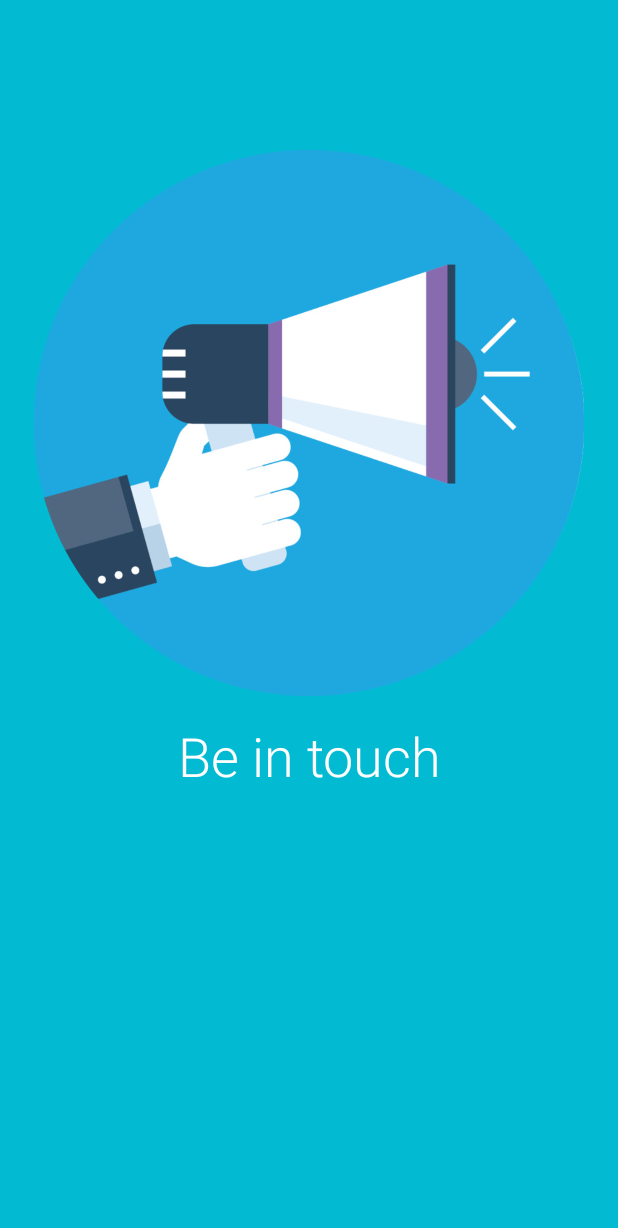
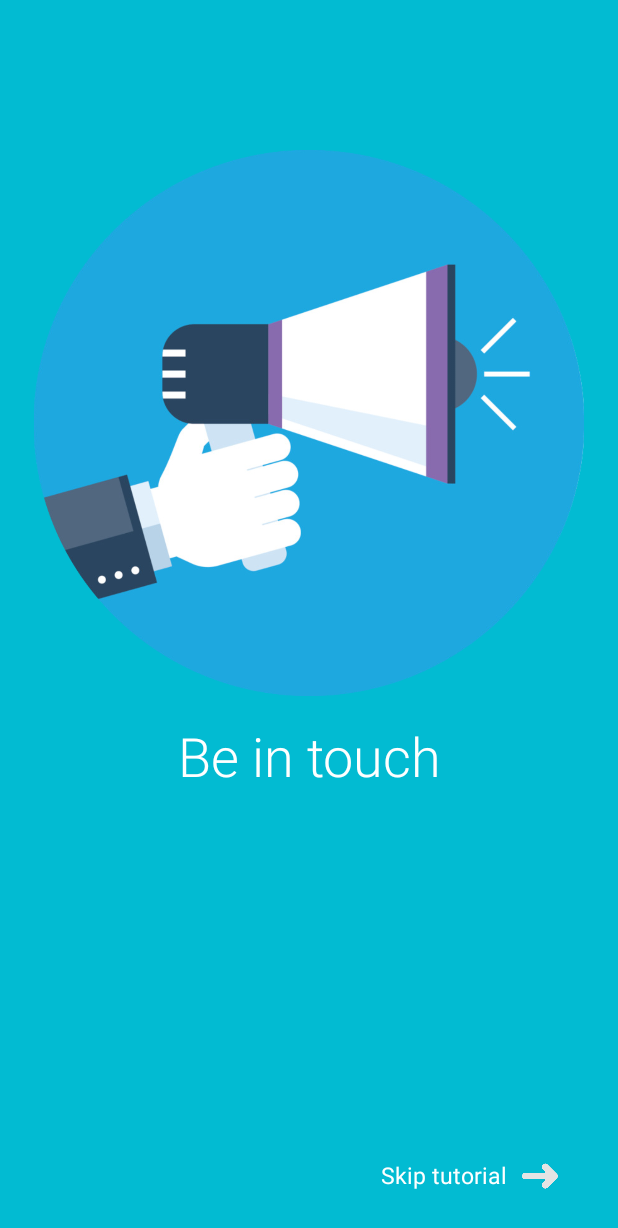
Before and after one commit to sarjona98/ASM_P2, an Android app: the screen it shows after launch (TutorialActivity), on a phone screen of 412 x 824 dp. Shown: the top 1228 px of the screen. Run offline under Robolectric (Android 15) with nearby library versions, the phone set to English and light mode, and no system bars.

Commit message:
afegir funcionalitat Skip Tutorial

```diff
--- a/app/src/main/java/cat/urv/deim/asm/p2/common/TutorialActivity.java
+++ b/app/src/main/java/cat/urv/deim/asm/p2/common/TutorialActivity.java
@@ -6,7 +6,15 @@ import androidx.fragment.app.FragmentManager;
 import androidx.fragment.app.FragmentPagerAdapter;
 import androidx.viewpager.widget.PagerAdapter;
 import androidx.viewpager.widget.ViewPager;
+
+import android.content.Intent;
 import android.os.Bundle;
+import android.view.View;
+import android.widget.Button;
+import android.widget.ImageView;
+import android.widget.TextView;
+
+import cat.urv.deim.asm.p2.common.ui.login.LoginActivity;
 
 public class TutorialActivity extends FragmentActivity {
     /**
@@ -32,6 +40,25 @@ public class TutorialActivity extends FragmentActivity {
          */
         PagerAdapter pagerAdapter = new ScreenSlidePagerAdapter(getSupportFragmentManager());
         mPager.setAdapter(pagerAdapter);
+
+        final TextView skip_tutorial1 = findViewById(R.id.textSkipTutorial);
+        final ImageView skip_tutorial2 = findViewById(R.id.ivSkipTutorial);
+
+        skip_tutorial1.setOnClickListener(new View.OnClickListener() {
+            @Override
+            public void onClick(View v) {
+                Intent intent = new Intent(TutorialActivity.this, LoginActivity.class); // redirecting to LoginActivity.
+                startActivity(intent);
+            }
+        });
+
+        skip_tutorial2.setOnClickListener(new View.OnClickListener() {
+            @Override
+            public void onClick(View v) {
+                Intent intent = new Intent(TutorialActivity.this, LoginActivity.class); // redirecting to LoginActivity.
+                startActivity(intent);
+            }
+        });
     }
 
     @Override
--- a/app/src/main/res/layout/activity_tutorial.xml
+++ b/app/src/main/res/layout/activity_tutorial.xml
@@ -1,6 +1,7 @@
 
 <androidx.constraintlayout.widget.ConstraintLayout xmlns:android="http://schemas.android.com/apk/res/android"
     xmlns:app="http://schemas.android.com/apk/res-auto"
+    xmlns:tools="http://schemas.android.com/tools"
     android:id="@+id/tutorialscreen"
     android:layout_width="match_parent"
     android:layout_height="match_parent"
@@ -10,10 +11,41 @@
         android:id="@+id/pager"
         android:layout_width="match_parent"
         android:layout_height="match_parent"
+        android:layout_marginBottom="100dp"
+        app:layout_constraintBottom_toBottomOf="parent"
         app:layout_constraintEnd_toEndOf="parent"
         app:layout_constraintStart_toStartOf="parent"
         app:layout_constraintTop_toTopOf="parent">
 
     </androidx.viewpager.widget.ViewPager>
 
+    <TextView
+        android:id="@+id/textSkipTutorial"
+        android:layout_width="wrap_content"
+        android:layout_height="wrap_content"
+        android:layout_marginEnd="10dp"
+        android:layout_marginBottom="30dp"
+        android:clickable="true"
+        android:focusable="true"
+        android:text="@string/skip_tutorial"
+        android:textColor="@android:color/white"
+        android:textSize="15dp"
+        app:layout_constraintBottom_toBottomOf="parent"
+        app:layout_constraintEnd_toStartOf="@+id/ivSkipTutorial" />
+
+    <ImageView
+        android:id="@+id/ivSkipTutorial"
+        android:layout_width="24dp"
+        android:layout_height="20dp"
+        android:layout_marginEnd="40dp"
+        android:layout_marginBottom="30dp"
+        android:clickable="true"
+        android:contentDescription="@string/description"
+        android:focusable="true"
+        android:src="@drawable/arrow_white"
+        app:layout_constraintBottom_toBottomOf="parent"
+        app:layout_constraintEnd_toEndOf="parent"
+        tools:visibility="visible" />
+
+
 </androidx.constraintlayout.widget.ConstraintLayout>
--- a/app/src/main/res/layout/fragment_tutorial1.xml
+++ b/app/src/main/res/layout/fragment_tutorial1.xml
@@ -39,6 +39,7 @@
             android:layout_width="252dp"
             android:layout_height="62dp"
             android:layout_marginStart="100dp"
+            android:layout_marginTop="15dp"
             android:layout_marginEnd="100dp"
             android:fontFamily="sans-serif-light"
             android:text="@string/be_in_touch"
@@ -49,6 +50,7 @@
             app:layout_constraintBottom_toBottomOf="parent"
             app:layout_constraintEnd_toEndOf="parent"
             app:layout_constraintStart_toStartOf="parent"
+            app:layout_constraintTop_toBottomOf="@+id/img_beintouch"
             tools:textColor="@android:color/white"
             tools:textStyle="bold" />
 
--- a/app/src/main/res/layout/fragment_tutorial2.xml
+++ b/app/src/main/res/layout/fragment_tutorial2.xml
@@ -39,6 +39,7 @@
             android:layout_width="252dp"
             android:layout_height="62dp"
             android:layout_marginStart="100dp"
+            android:layout_marginTop="15dp"
             android:layout_marginEnd="100dp"
             android:fontFamily="sans-serif-light"
             android:text="@string/networking"
@@ -49,6 +50,7 @@
             app:layout_constraintBottom_toBottomOf="parent"
             app:layout_constraintEnd_toEndOf="parent"
             app:layout_constraintStart_toStartOf="parent"
+            app:layout_constraintTop_toBottomOf="@+id/img_networking"
             tools:textColor="@android:color/white"
             tools:textStyle="bold" />
 
--- a/app/src/main/res/layout/fragment_tutorial3.xml
+++ b/app/src/main/res/layout/fragment_tutorial3.xml
@@ -39,6 +39,7 @@
             android:layout_width="252dp"
             android:layout_height="62dp"
             android:layout_marginStart="100dp"
+            android:layout_marginTop="15dp"
             android:layout_marginEnd="100dp"
             android:fontFamily="sans-serif-light"
             android:text="@string/learn"
@@ -49,6 +50,7 @@
             app:layout_constraintBottom_toBottomOf="parent"
             app:layout_constraintEnd_toEndOf="parent"
             app:layout_constraintStart_toStartOf="parent"
+            app:layout_constraintTop_toBottomOf="@+id/img_learn"
             tools:textColor="@android:color/white"
             tools:textStyle="bold" />
 
--- a/app/src/main/res/values/strings.xml
+++ b/app/src/main/res/values/strings.xml
@@ -17,7 +17,7 @@
     <string name="error_sign_in2">Your username and password don\'t match.</string>
     <string name="error_sign_in3">Please, try again.</string>
     <string name="try_again">TRY AGAIN</string>
-    <string name="skip_tutorial">Skip tutorial -></string>
+    <string name="skip_tutorial">Skip tutorial</string>
 
     <string name="networking">Networking</string>
     <string name="learn">Learn</string>
```
